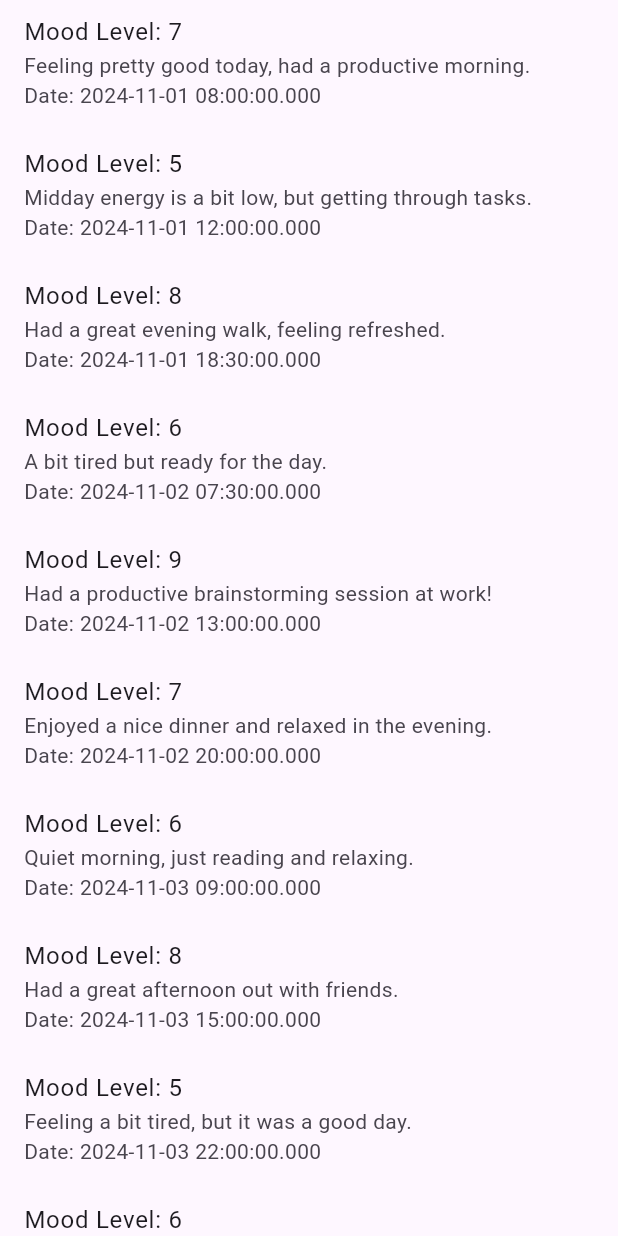
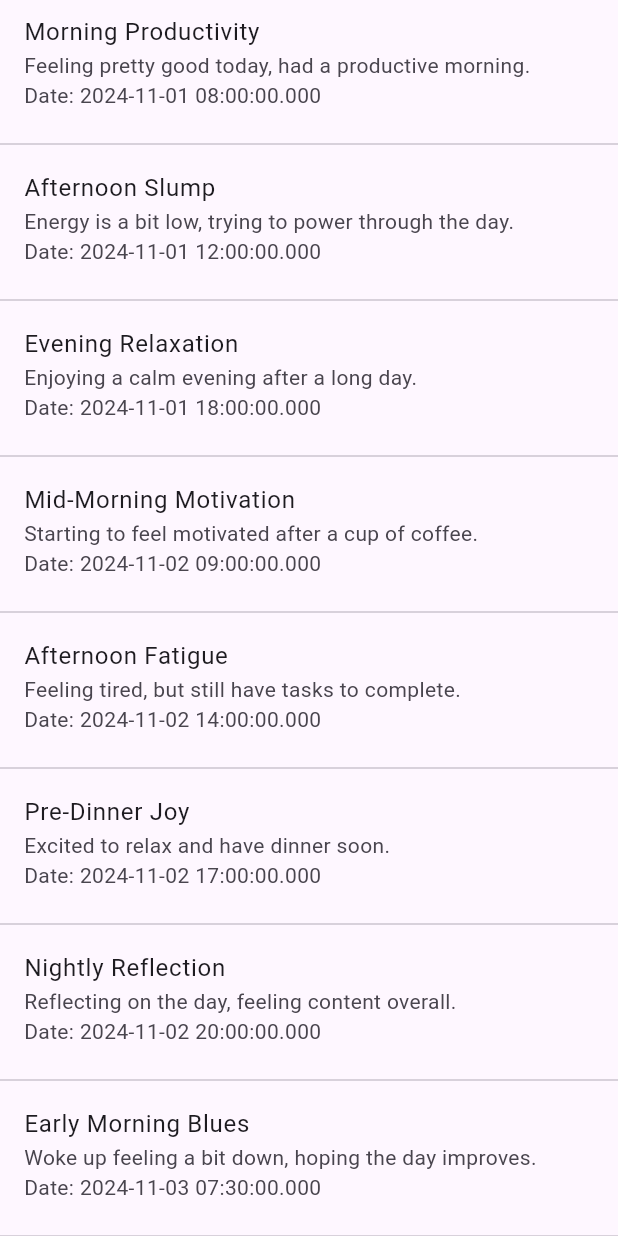
Before and after one commit to kennethsumang/moodtracker, a Flutter app: the RecordsList widget shown alone on an empty page, opened directly, on a phone screen of 412 x 824 dp. Run offline on Flutter 3.47's test engine with Material 3 defaults, Android fonts, the phone set to English and light mode, and no system bars; our stand-ins replace go_router.

Commit message:
feat: add title and divider in record list

```diff
--- a/lib/models/mood_model.dart
+++ b/lib/models/mood_model.dart
@@ -3,21 +3,23 @@ import 'package:uuid/uuid.dart';
 class Mood {
   final String id;
   final DateTime dateTime;
-  final int level;  // Assuming mood level ranges from 1-10, you can validate this in the constructor.
+  final int level; // Mood level, e.g., range 1-10
+  final String title; // New title attribute
   final String content;
   final DateTime createdAt;
   final DateTime? updatedAt;
 
-  // Constructor with validation for mood level range
+  // Constructor with validation for mood level range and UUID generation
   Mood({
     String? id,
     required this.dateTime,
     required this.level,
+    required this.title,
     required this.content,
     DateTime? createdAt,
     this.updatedAt,
   })  : assert(level >= 1 && level <= 10, 'Mood level must be between 1 and 10'),
-        id = id ?? Uuid().v4(),  // Generate UUID if id is null
+        id = id ?? Uuid().v4(), // Generate UUID if id is null
         createdAt = createdAt ?? DateTime.now();
 
   // CopyWith method for immutability
@@ -25,6 +27,7 @@ class Mood {
     String? id,
     DateTime? dateTime,
     int? level,
+    String? title,
     String? content,
     DateTime? createdAt,
     DateTime? updatedAt,
@@ -33,6 +36,7 @@ class Mood {
       id: id ?? this.id,
       dateTime: dateTime ?? this.dateTime,
       level: level ?? this.level,
+      title: title ?? this.title,
       content: content ?? this.content,
       createdAt: createdAt ?? this.createdAt,
       updatedAt: updatedAt ?? this.updatedAt,
@@ -45,6 +49,7 @@ class Mood {
       'id': id,
       'dateTime': dateTime.toIso8601String(),
       'level': level,
+      'title': title,
       'content': content,
       'createdAt': createdAt.toIso8601String(),
       'updatedAt': updatedAt?.toIso8601String(),
@@ -57,6 +62,7 @@ class Mood {
       id: map['id'],
       dateTime: DateTime.parse(map['dateTime']),
       level: map['level'],
+      title: map['title'],
       content: map['content'],
       createdAt: DateTime.parse(map['createdAt']),
       updatedAt: map['updatedAt'] != null ? DateTime.parse(map['updatedAt']) : null,
@@ -65,6 +71,6 @@ class Mood {
 
   @override
   String toString() {
-    return 'Mood(id: $id, dateTime: $dateTime, level: $level, content: $content, createdAt: $createdAt, updatedAt: $updatedAt)';
+    return 'Mood(id: $id, dateTime: $dateTime, level: $level, title: $title, content: $content, createdAt: $createdAt, updatedAt: $updatedAt)';
   }
 }
--- a/lib/repositories/mood_repository.dart
+++ b/lib/repositories/mood_repository.dart
@@ -1,91 +1,91 @@
+import 'dart:async';
+
 import '../models/mood_model.dart';
 
 class MoodRepository {
   Future<List<Mood>> getMoods() async {
-    // Simulate a delay to mock a network or database call
-    await Future.delayed(const Duration(seconds: 1));
-
-    // Return a list of sample Mood entries
+    await Future.delayed(Duration(seconds: 1)); // Simulate a delay
     return [
       Mood(
         id: '7b25e68e-75f2-4a6e-9383-f51521eaf528',
         dateTime: DateTime.parse('2024-11-01 08:00:00'),
         level: 7,
+        title: 'Morning Productivity',
         content: 'Feeling pretty good today, had a productive morning.',
         createdAt: DateTime.parse('2024-11-01 08:05:00'),
       ),
       Mood(
-        id: '5c6fd755-334d-4e50-91f5-8245b4a0b8de',
+        id: '2a40d72b-3048-4f82-9e7a-3f6f3c8429df',
         dateTime: DateTime.parse('2024-11-01 12:00:00'),
         level: 5,
-        content: 'Midday energy is a bit low, but getting through tasks.',
+        title: 'Afternoon Slump',
+        content: 'Energy is a bit low, trying to power through the day.',
         createdAt: DateTime.parse('2024-11-01 12:05:00'),
       ),
       Mood(
-        id: '94e8d95c-fd3d-4c30-9f7e-4d6d7eae0b89',
-        dateTime: DateTime.parse('2024-11-01 18:30:00'),
+        id: 'd1a14b2e-77cd-4d6b-bb9c-9831e34e9f25',
+        dateTime: DateTime.parse('2024-11-01 18:00:00'),
         level: 8,
-        content: 'Had a great evening walk, feeling refreshed.',
-        createdAt: DateTime.parse('2024-11-01 18:35:00'),
+        title: 'Evening Relaxation',
+        content: 'Enjoying a calm evening after a long day.',
+        createdAt: DateTime.parse('2024-11-01 18:05:00'),
       ),
       Mood(
-        id: 'bfe1c70f-52a7-44b8-9b27-bd7f5b1e3f9d',
-        dateTime: DateTime.parse('2024-11-02 07:30:00'),
+        id: '1c3fbe9a-dc52-4d18-b5b5-beb7f5f3d629',
+        dateTime: DateTime.parse('2024-11-02 09:00:00'),
         level: 6,
-        content: 'A bit tired but ready for the day.',
-        createdAt: DateTime.parse('2024-11-02 07:35:00'),
+        title: 'Mid-Morning Motivation',
+        content: 'Starting to feel motivated after a cup of coffee.',
+        createdAt: DateTime.parse('2024-11-02 09:05:00'),
       ),
       Mood(
-        id: '1b50a4b4-4b2f-47c3-8c3c-6fa4413b60a5',
-        dateTime: DateTime.parse('2024-11-02 13:00:00'),
-        level: 9,
-        content: 'Had a productive brainstorming session at work!',
-        createdAt: DateTime.parse('2024-11-02 13:05:00'),
+        id: '4f2e8e89-28d1-4f50-bdb6-fbce9278e2e2',
+        dateTime: DateTime.parse('2024-11-02 14:00:00'),
+        level: 4,
+        title: 'Afternoon Fatigue',
+        content: 'Feeling tired, but still have tasks to complete.',
+        createdAt: DateTime.parse('2024-11-02 14:05:00'),
       ),
       Mood(
-        id: 'cc52e178-5d5f-411b-8a7e-f0e1ad561b64',
+        id: 'b7ac85c8-f43a-4663-ae0e-4b73a4f2f2b2',
+        dateTime: DateTime.parse('2024-11-02 17:00:00'),
+        level: 9,
+        title: 'Pre-Dinner Joy',
+        content: 'Excited to relax and have dinner soon.',
+        createdAt: DateTime.parse('2024-11-02 17:05:00'),
+      ),
+      Mood(
+        id: 'e2f9e0ad-482f-4b95-83ff-4f7a2d8b5c3a',
         dateTime: DateTime.parse('2024-11-02 20:00:00'),
         level: 7,
-        content: 'Enjoyed a nice dinner and relaxed in the evening.',
+        title: 'Nightly Reflection',
+        content: 'Reflecting on the day, feeling content overall.',
         createdAt: DateTime.parse('2024-11-02 20:05:00'),
       ),
       Mood(
-        id: 'c9843012-43ab-4f96-bb97-d6c6b02cf735',
-        dateTime: DateTime.parse('2024-11-03 09:00:00'),
-        level: 6,
-        content: 'Quiet morning, just reading and relaxing.',
-        createdAt: DateTime.parse('2024-11-03 09:05:00'),
+        id: 'de4d7f58-2c5b-4a36-b7b5-cc6e7de38e82',
+        dateTime: DateTime.parse('2024-11-03 07:30:00'),
+        level: 3,
+        title: 'Early Morning Blues',
+        content: 'Woke up feeling a bit down, hoping the day improves.',
+        createdAt: DateTime.parse('2024-11-03 07:35:00'),
       ),
       Mood(
-        id: '6b2364e4-1b1a-4f38-9e06-3b4a03e9c991',
-        dateTime: DateTime.parse('2024-11-03 15:00:00'),
-        level: 8,
-        content: 'Had a great afternoon out with friends.',
-        createdAt: DateTime.parse('2024-11-03 15:05:00'),
+        id: 'fcdbd3a7-5cf2-4b74-b4c3-fc232a7d9f5b',
+        dateTime: DateTime.parse('2024-11-03 15:30:00'),
+        level: 6,
+        title: 'Afternoon Boost',
+        content: 'Got a second wind of energy and productivity.',
+        createdAt: DateTime.parse('2024-11-03 15:35:00'),
       ),
       Mood(
-        id: 'd2f9a98f-f09b-4e5b-8bc4-73593d2f36f3',
-        dateTime: DateTime.parse('2024-11-03 22:00:00'),
-        level: 5,
-        content: 'Feeling a bit tired, but it was a good day.',
-        createdAt: DateTime.parse('2024-11-03 22:05:00'),
+        id: '7a8b9f0d-3c8e-414e-9a73-2f1cbd5b9c8d',
+        dateTime: DateTime.parse('2024-11-03 21:00:00'),
+        level: 10,
+        title: 'Nightly Gratitude',
+        content: 'Feeling grateful for the good moments today.',
+        createdAt: DateTime.parse('2024-11-03 21:05:00'),
       ),
-      Mood(
-        id: '87b0e4d2-857e-4bc1-a1f2-7071b5b8a82d',
-        dateTime: DateTime.parse('2024-11-04 08:00:00'),
-        level: 6,
-        content: 'Started the day with some exercise, feeling refreshed.',
-        createdAt: DateTime.parse('2024-11-04 08:05:00'),
-      ),
-      Mood(
-        id: 'e9f5e95e-0a7d-4f68-9469-e0e3d4f4f428',
-        dateTime: DateTime.parse('2024-11-04 12:30:00'),
-        level: 4,
-        content: 'Work stress is getting to me a bit today.',
-        createdAt: DateTime.parse('2024-11-04 12:35:00'),
-      ),
-      // Add the rest of the entries up to 25
-      // ...
     ];
   }
 }
--- a/lib/views/widgets/records_list.dart
+++ b/lib/views/widgets/records_list.dart
@@ -25,22 +25,23 @@ class _RecordsListState extends State<RecordsList> {
       future: _moods,
       builder: (context, snapshot) {
         if (snapshot.connectionState == ConnectionState.waiting) {
-          return Center(child: CircularProgressIndicator());
+          return const Center(child: CircularProgressIndicator());
         } else if (snapshot.hasError) {
           return Center(child: Text('Error: ${snapshot.error}'));
         } else if (!snapshot.hasData || snapshot.data!.isEmpty) {
-          return Center(child: Text('No records available'));
+          return const Center(child: Text('No records available'));
         } else {
           final moods = snapshot.data!;
-          return ListView.builder(
+          return ListView.separated(
             itemCount: moods.length,
+            separatorBuilder: (context, index) => const Divider(),
             itemBuilder: (context, index) {
               final mood = moods[index];
               return ListTile(
-                title: Text('Mood Level: ${mood.level}'),
+                title: Text(mood.title),
                 subtitle: Text(
                   '${mood.content}\nDate: ${mood.dateTime.toLocal()}',
-                  style: TextStyle(fontSize: 14),
+                  style: const TextStyle(fontSize: 14),
                 ),
                 isThreeLine: true,
               );
```
